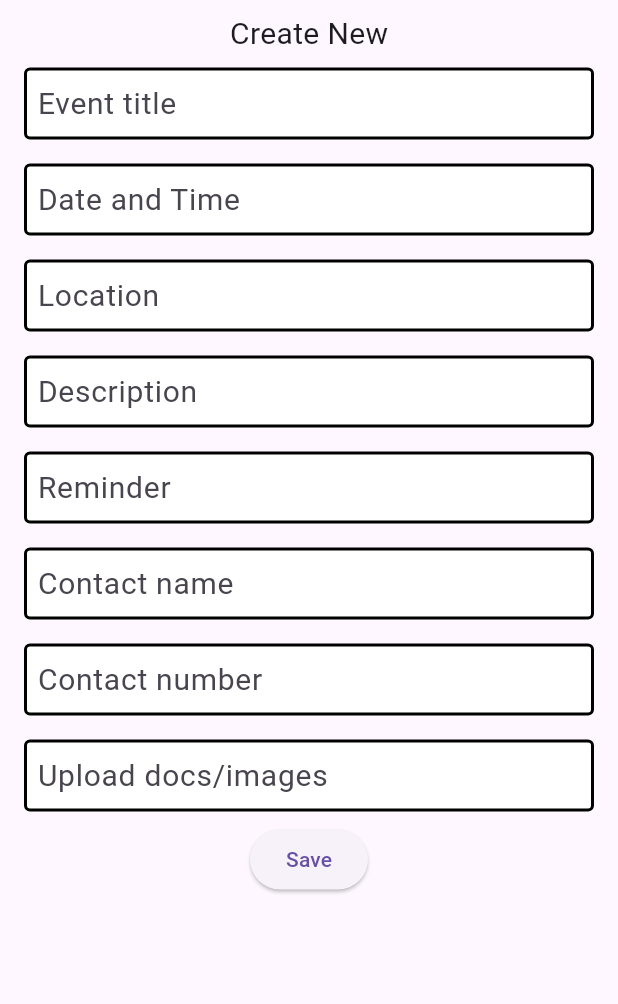
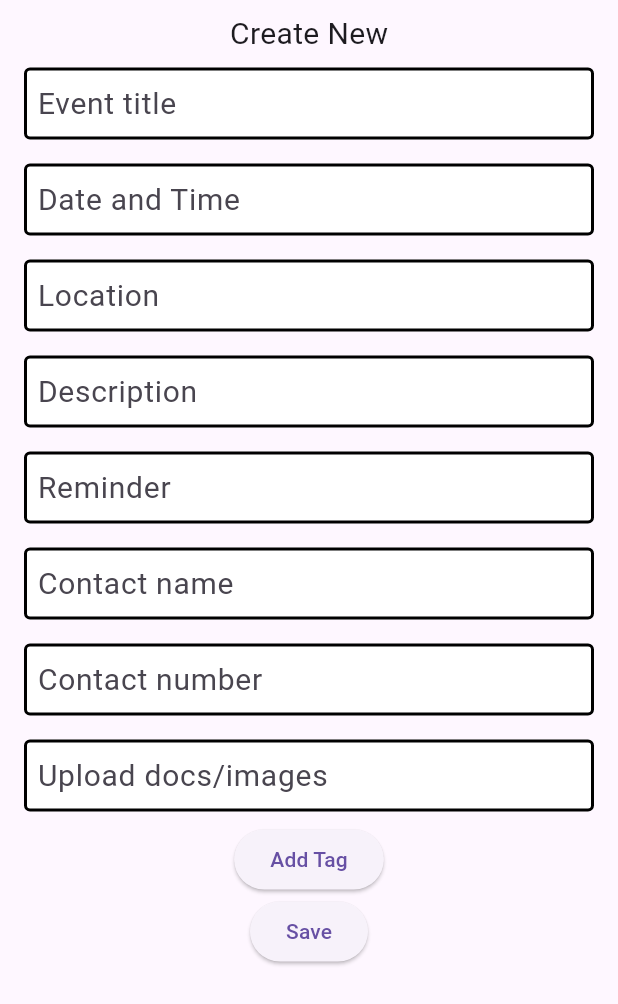
Before and after one commit to frasey/a_safe_place, a Flutter app: the Event screen opened directly, on a phone screen of 412 x 824 dp. Shown: the top 1004 px of the screen. Run offline on Flutter 3.47's test engine with Material 3 defaults, Android fonts, the phone set to English and light mode, and no system bars; our stand-ins replace flutter_colorpicker, flutter_dotenv; missing offline and left inert: mongo_dart.

Commit message:
started tag functionality

```diff
--- a/lib/Events/Event.dart
+++ b/lib/Events/Event.dart
@@ -1,6 +1,8 @@
 import 'package:a_safe_place/Events/StandardInputField.dart';
 import 'package:a_safe_place/Database/mongodb.dart';
 import 'package:flutter/material.dart';
+import 'package:a_safe_place/Tags/Tag.dart';
+import 'package:a_safe_place/Tags/tag_dialog.dart';
 
 class Event extends StatefulWidget {
   const Event ({Key? key}) : super(key: key);
@@ -70,6 +72,16 @@ class _EventState extends State<Event> {
                     name: 'Upload docs/images',
                     keyboardType: TextInputType.text),
 
+                ElevatedButton(
+                  onPressed: () async {
+                    Tag? newTag = await showAddTagDialog(context);
+                    if (newTag != null) {
+                      print("New Tag: ${newTag.name}");
+                    }
+                  },
+                  child: const Text('Add Tag'),
+                ),
+
                 // ELEVATED BUTTON
                 ElevatedButton(
                     onPressed: () {
--- /dev/null
+++ b/lib/Tags/Tag.dart
@@ -0,0 +1,10 @@
+import 'package:flutter/material.dart';
+
+class Tag{
+  String name;
+  Color color;
+  bool isPrimary;
+  IconData icon;
+
+  Tag({required this.name, required this.color, this.isPrimary = false, this.icon = Icons.circle});
+}
--- a/lib/main.dart
+++ b/lib/main.dart
@@ -21,7 +21,8 @@ class MyApp extends StatelessWidget {
   Widget build(BuildContext context) {
     return const MaterialApp(
       title: 'A Safe Place',
-      home: HomePage(),
+      home: Event(),
+      // home: HomePage(),
     );
   }
 }
--- a/pubspec.yaml
+++ b/pubspec.yaml
@@ -39,6 +39,7 @@ dependencies:
   # The following adds the Cupertino Icons font to your application.
   # Use with the CupertinoIcons class for iOS style icons.
   cupertino_icons: ^1.0.2
+  flutter_colorpicker: ^1.0.3
 
 dev_dependencies:
   flutter_test:
```
Also changed, not shown: lib/Tags/tag_dialog.dart (added, +125 -0 lines), pubspec.lock.
